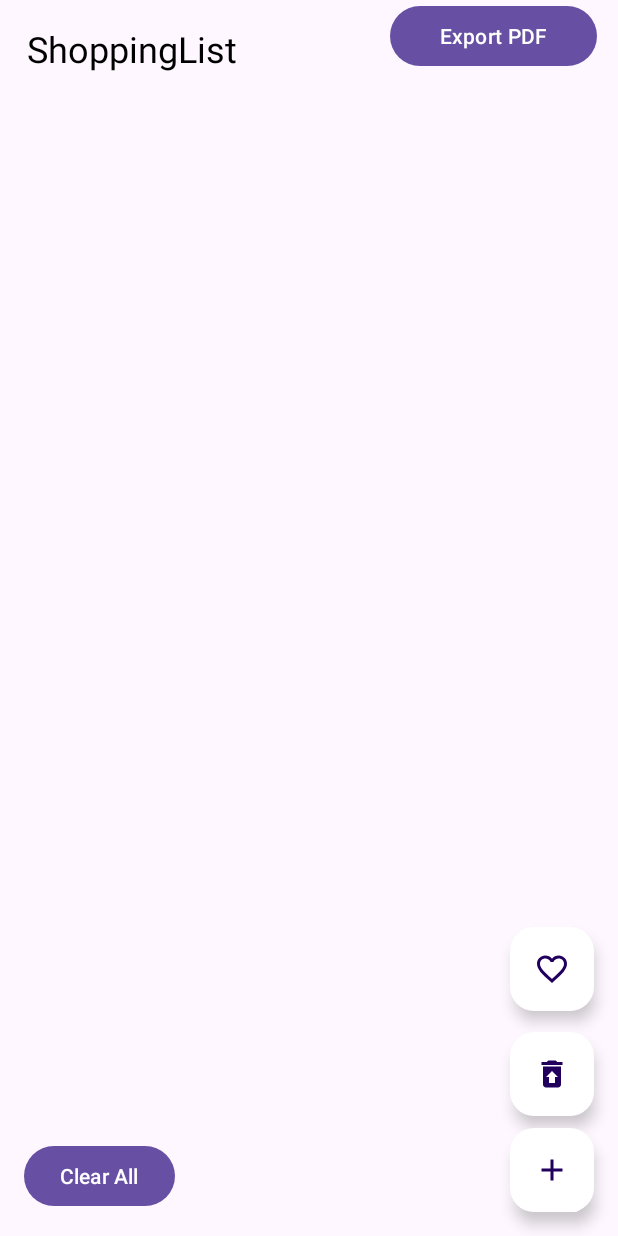
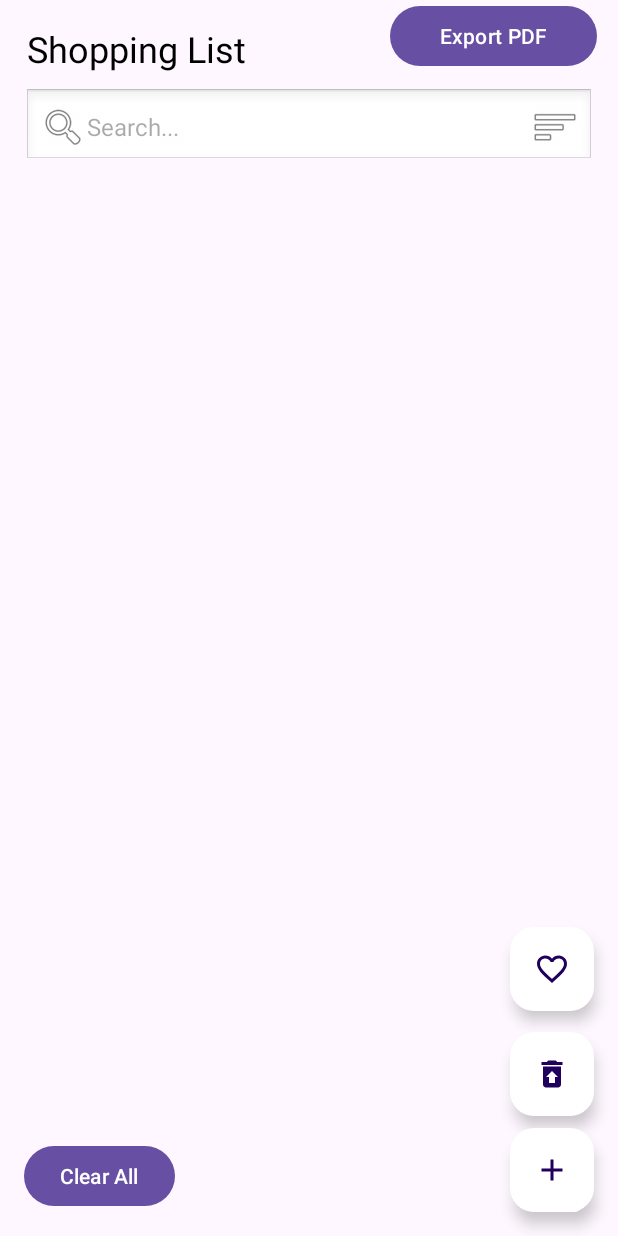
Before and after one commit to paras603/easy-cart, an Android app: the screen it shows after launch (MainActivity), on a phone screen of 412 x 824 dp. Run offline under Robolectric (Android 15) with nearby library versions, the phone set to English and light mode, and no system bars.

Commit message:
User can filter the list items according to asc, desc, date and alphabet

```diff
--- a/app/src/main/res/layout/activity_main.xml
+++ b/app/src/main/res/layout/activity_main.xml
@@ -12,17 +12,34 @@
         android:layout_height="wrap_content"
         android:layout_alignParentTop="true"
         android:layout_marginTop="16dp"
-        android:text="ShoppingList"
         android:layout_marginStart="18dp"
+        android:text="Shopping List"
         android:textColor="@color/black"
         android:textSize="24sp"/>
+
+    <!-- Search Bar -->
+    <EditText
+        android:id="@+id/searchBar"
+        android:layout_width="match_parent"
+        android:layout_height="wrap_content"
+        android:layout_below="@id/shoppingListHeading"
+        android:layout_marginTop="10dp"
+        android:layout_marginStart="16dp"
+        android:layout_marginEnd="16dp"
+        android:hint="Search..."
+        android:padding="10dp"
+        android:background="@android:drawable/edit_text"
+        android:drawableStart="@android:drawable/ic_menu_search"
+        android:drawableEnd="@android:drawable/ic_menu_sort_by_size"
+        android:textSize="16sp"/>
 
     <!-- RecyclerView to show shopping lists -->
     <androidx.recyclerview.widget.RecyclerView
         android:id="@+id/shoppingListRecyclerView"
         android:layout_width="match_parent"
         android:layout_height="match_parent"
-        android:layout_marginTop="50dp"
+        android:layout_below="@id/searchBar"
+        android:layout_marginTop="10dp"
         android:padding="16dp"/>
 
     <!-- Add Button -->
@@ -51,6 +68,7 @@
         android:tint="@color/white"
         android:backgroundTint="@color/white"/>
 
+    <!-- Favourite Button -->
     <com.google.android.material.floatingactionbutton.FloatingActionButton
         android:id="@+id/favourite"
         android:layout_width="wrap_content"
@@ -71,10 +89,10 @@
         android:layout_alignParentStart="true"
         android:layout_alignParentBottom="true"
         android:layout_marginStart="16dp"
-        android:layout_marginTop="16dp"
         android:layout_marginBottom="16dp"
-        android:text="Clear All" />
+        android:text="Clear All"/>
 
+    <!-- Export as PDF Button -->
     <Button
         android:id="@+id/exportAsPdf"
         android:layout_width="137dp"
@@ -83,6 +101,6 @@
         android:layout_alignParentEnd="true"
         android:layout_marginStart="260dp"
         android:layout_marginEnd="14dp"
-        android:text="Export PDF" />
+        android:text="Export PDF"/>
 
 </RelativeLayout>
```
Also changed, not shown: app/src/main/java/com/example/easy_cart/MainActivity.kt (+23 -0 lines), app/src/main/java/com/example/easy_cart/ShoppingListAdapter.kt (+19 -0 lines).
